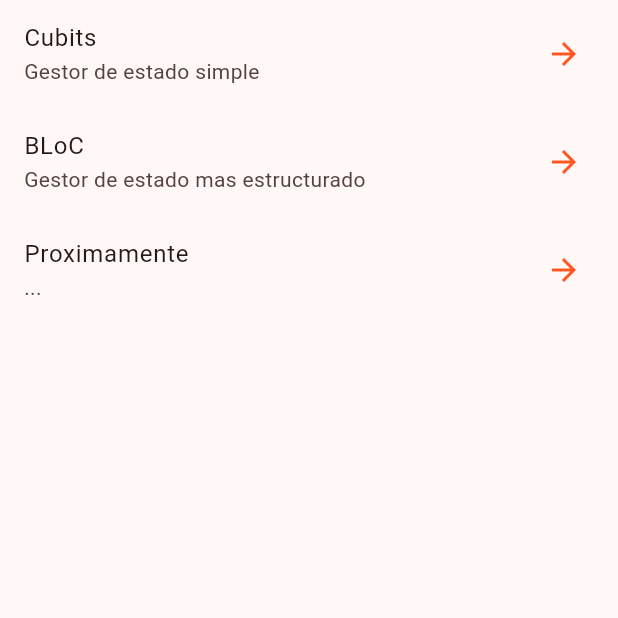
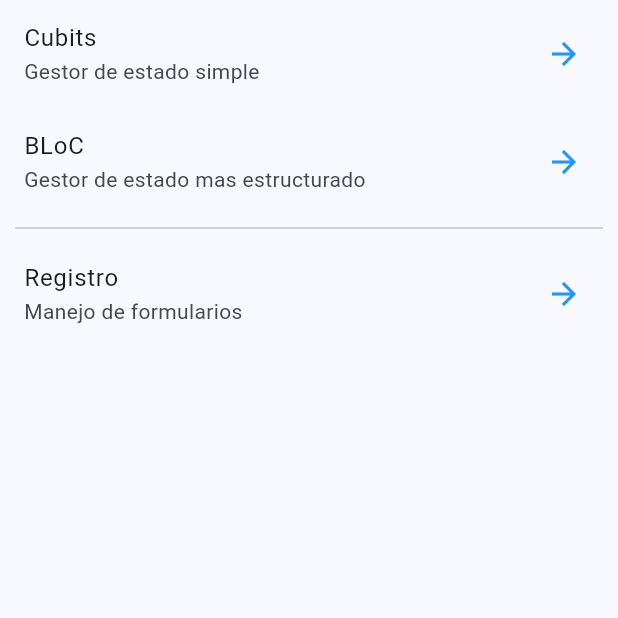
Before and after one commit to anthonny340/flutter-forms_app, a Flutter app: the screen it shows after launch, on a phone screen of 412 x 824 dp, the top half of it. Run offline on Flutter 3.47's test engine with Material 3 defaults, Android fonts, the phone set to English and light mode, and no system bars; our stand-ins replace equatable, flutter_bloc, go_router.

Commit message:
feat(form): desarrollando pantalla de formulario
Se esta desarrollando un formulario, para ello vamos a necesitar crear
diversos widgets personalizados para evitar la duplicacion de codigo y
mejorar la legibilidad y claridad del codigo.

```diff
--- a/lib/config/router/go_router.dart
+++ b/lib/config/router/go_router.dart
@@ -9,5 +9,9 @@ final appRouter = GoRouter(
       path: '/counter-bloc',
       builder: (context, state) => BlocCounterScreen(),
     ),
+    GoRoute(
+      path: '/register-screen',
+      builder: (context, state) => RegisterScreen(),
+    ),
   ],
 );
--- a/lib/config/theme/app_theme.dart
+++ b/lib/config/theme/app_theme.dart
@@ -2,7 +2,7 @@ import 'package:flutter/material.dart';
 
 class AppTheme {
   ThemeData getTheme() {
-    const seedColor = Colors.deepOrange;
+    const seedColor = Colors.blue;
 
     return ThemeData(
       useMaterial3: true,
--- a/lib/presentation/screens/home_screen.dart
+++ b/lib/presentation/screens/home_screen.dart
@@ -21,12 +21,15 @@ class HomeScreen extends StatelessWidget {
             trailing: Icon(Icons.arrow_forward),
             onTap: () => context.push('/counter-bloc'),
           ),
-          Padding(padding: EdgeInsets.symmetric(horizontal: 10)),
+          Padding(
+            padding: EdgeInsets.symmetric(horizontal: 10),
+            child: Divider(),
+          ),
           ListTile(
-            title: Text('Proximamente'),
-            subtitle: const Text('...'),
+            title: Text('Registro'),
+            subtitle: const Text('Manejo de formularios'),
             trailing: Icon(Icons.arrow_forward),
-            onTap: () {},
+            onTap: () => context.push('/register-screen'),
           ),
         ],
       ),
--- a/lib/presentation/screens/screens.dart
+++ b/lib/presentation/screens/screens.dart
@@ -1,3 +1,4 @@
+export 'package:forms_app/presentation/screens/register_screen.dart';
 export 'package:forms_app/presentation/screens/home_screen.dart';
 export 'package:forms_app/presentation/screens/cubit_counter_screen.dart';
 export 'package:forms_app/presentation/screens/bloc_counter_screen.dart';
--- /dev/null
+++ b/lib/presentation/widgets/widgets.dart
@@ -0,0 +1 @@
+export 'package:forms_app/presentation/widgets/inputs/custom_text_form_field.dart';
```
Also changed, not shown: lib/presentation/screens/register_screen.dart (added, +61 -0 lines), lib/presentation/widgets/inputs/custom_text_form_field.dart (added, +30 -0 lines).
